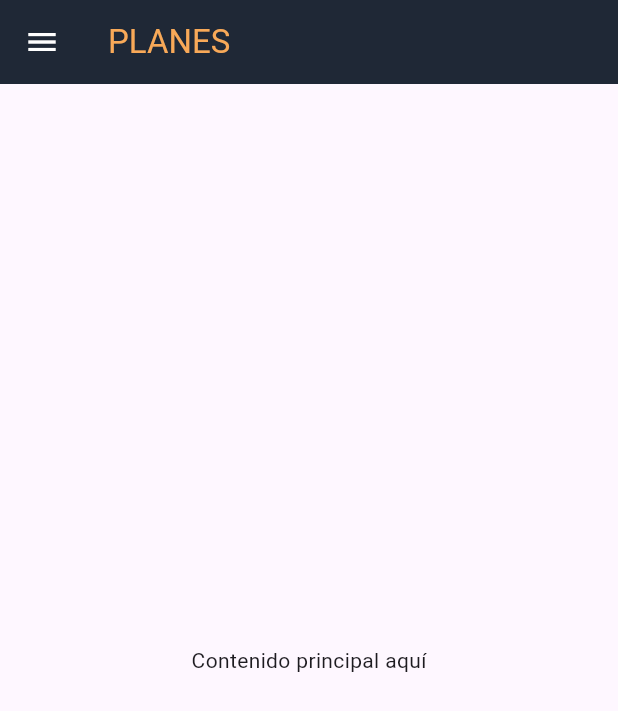
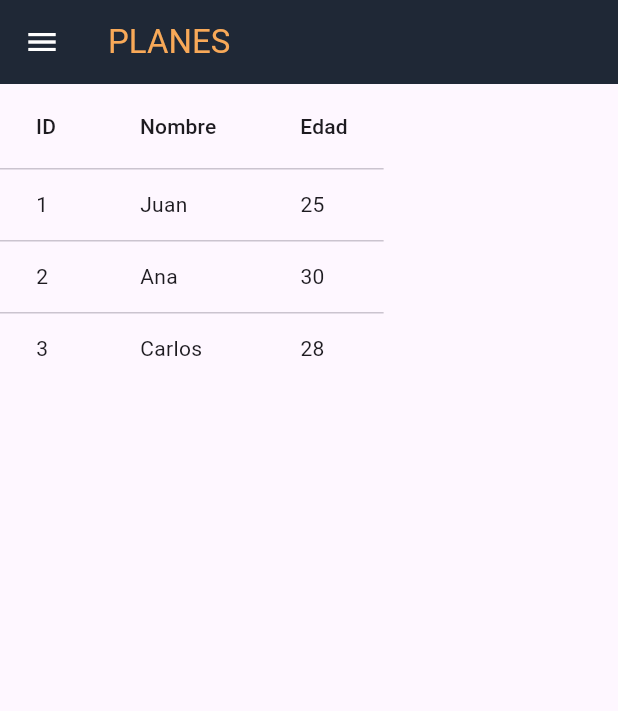
Before and after one commit to benjamnunez/Proyecto-portafolio-MNB, a Flutter app: the Planes screen opened by its route, on a phone screen of 412 x 824 dp. Shown: the top 711 px of the screen. Run offline on Flutter 3.47's test engine with Material 3 defaults, Android fonts, the light colour scheme and no system bars; network calls fail.

Commit message:
se agrega tabla para los planes

```diff
--- a/gymhub/lib/presentation/pages/planes/planes.dart
+++ b/gymhub/lib/presentation/pages/planes/planes.dart
@@ -1,5 +1,6 @@
 import 'package:flutter/material.dart';
 import 'package:gymhub/presentation/widgets/menu_responsive.dart';
+
 
 class Planes extends StatefulWidget {
 const Planes({super.key});
@@ -13,9 +14,33 @@ class _PlanesState extends State<Planes> {
 Widget build(BuildContext context) {
 return ResponsiveScaffold(
     currentRoute: '/planes',
-    body: Center(
-    child: Text('Contenido principal aquí'),
-),
-);
+    body: SingleChildScrollView(
+        scrollDirection: Axis.horizontal, // Por si hay muchas columnas
+        child: DataTable(
+            columns: [
+            DataColumn(label: Text('ID')),
+            DataColumn(label: Text('Nombre')),
+            DataColumn(label: Text('Edad')),
+          ],
+          rows: [
+            DataRow(cells: [
+              DataCell(Text('1')),
+              DataCell(Text('Juan')),
+              DataCell(Text('25')),
+            ]),
+            DataRow(cells: [
+              DataCell(Text('2')),
+              DataCell(Text('Ana')),
+              DataCell(Text('30')),
+            ]),
+            DataRow(cells: [
+              DataCell(Text('3')),
+              DataCell(Text('Carlos')),
+              DataCell(Text('28')),
+            ]),
+          ],
+        ),
+      ),
+    );
+  }
 }
-}
```
